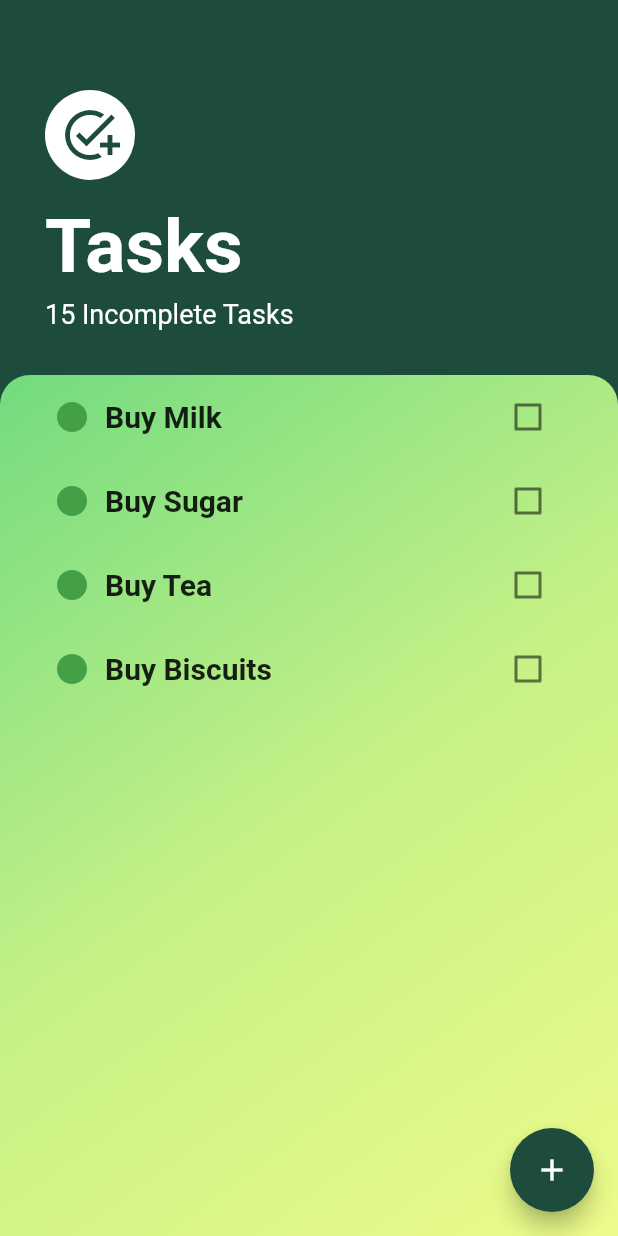
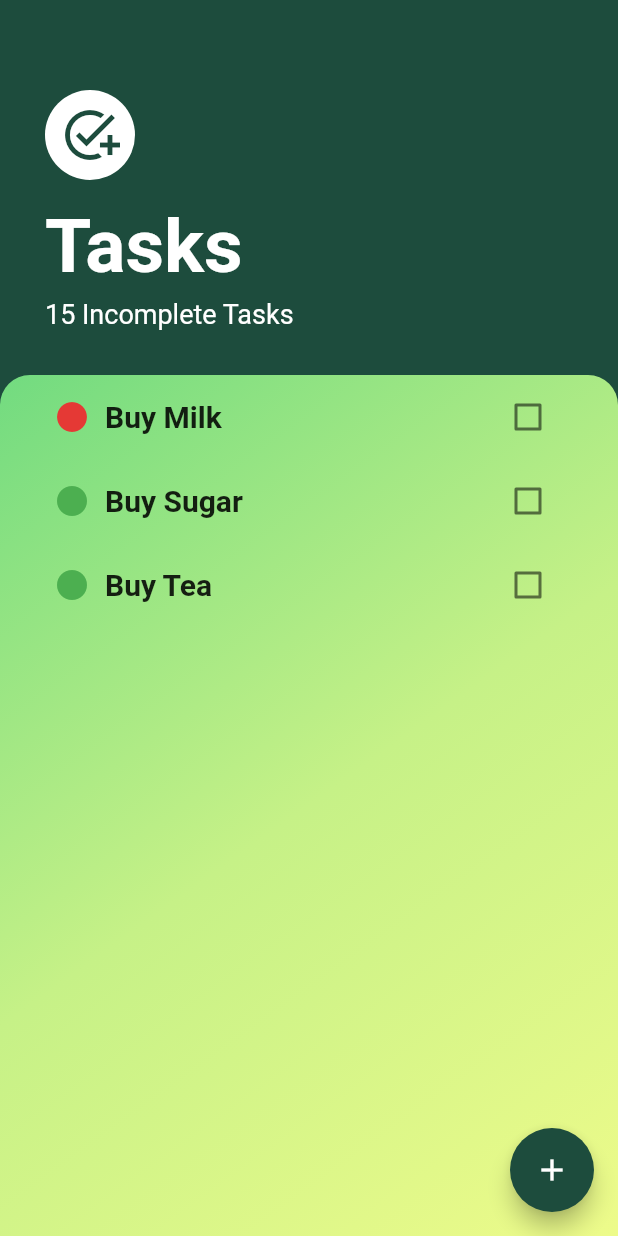
Before and after one commit to srijanishere/To-Do-App, a Flutter app: the screen it shows after launch, on a phone screen of 412 x 824 dp. Run offline on Flutter 3.47's test engine with Material 2 defaults, Android fonts, the phone set to English and light mode, and no system bars; our stand-ins replace toggle_switch; missing offline and left inert: slide_to_confirm.

Commit message:
added provision for task priority

```diff
--- a/to_do_app/lib/main.dart
+++ b/to_do_app/lib/main.dart
@@ -10,7 +10,7 @@ class MyApp extends StatelessWidget {
 
   @override
   Widget build(BuildContext context) {
-    return const MaterialApp(
+    return MaterialApp(
       debugShowCheckedModeBanner: false,
       home: TasksScreen(),
     );
--- a/to_do_app/lib/models/task.dart
+++ b/to_do_app/lib/models/task.dart
@@ -1,8 +1,9 @@
 class Task {
   late final String taskName;
+  late int priority; //0 - low, 1 - high
   late bool isDone;
 
-  Task({required this.taskName, this.isDone = false});
+  Task({required this.taskName, this.priority = 1, this.isDone = false});
 
   void toggleDone() {
     isDone = !isDone;
--- a/to_do_app/lib/screens/tasks_screen.dart
+++ b/to_do_app/lib/screens/tasks_screen.dart
@@ -1,18 +1,21 @@
 import 'package:flutter/material.dart';
 import 'package:to_do_app/widgets/task_list.dart';
 import 'package:to_do_app/screens/add_tasks_screen.dart';
+import 'package:to_do_app/models/task.dart';
 
-class TasksScreen extends StatelessWidget {
-  const TasksScreen({Key? key}) : super(key: key);
+class TasksScreen extends StatefulWidget {
+  @override
+  State<TasksScreen> createState() => _TasksScreenState();
+}
+
+class _TasksScreenState extends State<TasksScreen> {
+  List<Task> tasks = [
+    Task(taskName: 'Buy Milk', priority: 0),
+    Task(taskName: 'Buy Sugar', priority: 1),
+    Task(taskName: 'Buy Tea', priority: 1),
+  ];
 
   // Widget buildBottomSheet(BuildContext context) {
-  //   return Container(
-  //     child: Text('this is a bottom sheet'),
-  //     color: Colors.black,
-  //     height: 400.0,
-  //   );
-  // }
-
   @override
   Widget build(BuildContext context) {
     return Scaffold(
@@ -26,7 +29,12 @@ class TasksScreen extends StatelessWidget {
               child: Container(
                 padding: EdgeInsets.only(
                     bottom: MediaQuery.of(context).viewInsets.bottom),
-                child: AddTasksScreen(),
+                child: AddTasksScreen((newTaskTitle, taskPriority) {
+                  setState(() {
+                    tasks.add(
+                        Task(taskName: newTaskTitle, priority: taskPriority));
+                  });
+                }),
               ),
             ),
             // isScrollControlled: true, //to make the modal occupy the full screen
@@ -86,17 +94,18 @@ class TasksScreen extends StatelessWidget {
                   begin: Alignment.topLeft,
                   end: Alignment.bottomRight,
                   colors: [
-                    Color(0xff72db80),
-                    Color(0xffc6f187),
-                    Color(0xffedfb8a),
+                    Color(0xff72db80), // 0xffb8ecbf
+                    Color(0xffC6F187), //  0xffcbefd0
+                    Color(0xffedfb8a), // 0xffdff1e3
                   ],
                 ),
+                // color: Color(0xffd7d3d3),
                 borderRadius: BorderRadius.only(
                   topLeft: Radius.circular(20.0),
                   topRight: Radius.circular(20.0),
                 ),
               ),
-              child: TasksList(),
+              child: TasksList(tasks: tasks),
             ),
           ),
         ],
--- a/to_do_app/lib/widgets/task_list.dart
+++ b/to_do_app/lib/widgets/task_list.dart
@@ -3,18 +3,15 @@ import 'package:to_do_app/widgets/task_tile.dart';
 import 'package:to_do_app/models/task.dart';
 
 class TasksList extends StatefulWidget {
+  final List<Task> tasks;
+
+  TasksList({required this.tasks});
+
   @override
   State<TasksList> createState() => _TasksListState();
 }
 
 class _TasksListState extends State<TasksList> {
-  List<Task> tasks = [
-    Task(taskName: 'Buy Milk'),
-    Task(taskName: 'Buy Sugar'),
-    Task(taskName: 'Buy Tea'),
-    Task(taskName: 'Buy Biscuits'),
-  ];
-
   // void sortList() {
   //   setState(() {
   //     tasks.sort((a, b) => a.taskName.compareTo(b.taskName));
@@ -29,16 +26,17 @@ class _TasksListState extends State<TasksList> {
     return ListView.builder(
       itemBuilder: (context, index) {
         return TaskTile(
-          isChecked: tasks[index].isDone,
-          taskTitle: tasks[index].taskName,
+          isChecked: widget.tasks[index].isDone,
+          taskTitle: widget.tasks[index].taskName,
+          priority: widget.tasks[index].priority,
           checkboxCallback: (bool? checkboxState) {
             setState(() {
-              tasks[index].toggleDone();
+              widget.tasks[index].toggleDone();
             });
           },
         );
       },
-      itemCount: tasks.length, //no.of tasks = length of tasks[]
+      itemCount: widget.tasks.length, //no.of tasks = length of tasks[]
     );
   }
 }
--- a/to_do_app/lib/widgets/task_tile.dart
+++ b/to_do_app/lib/widgets/task_tile.dart
@@ -3,11 +3,13 @@ import 'package:flutter/material.dart';
 class TaskTile extends StatelessWidget {
   final bool isChecked;
   final String taskTitle;
+  final int? priority;
   final Function(bool?) checkboxCallback;
 
   TaskTile({
     required this.isChecked,
     required this.taskTitle,
+    required this.priority,
     required this.checkboxCallback,
   });
 
@@ -22,8 +24,8 @@ class TaskTile extends StatelessWidget {
       title: Row(
         children: [
           Icon(
-            Icons.circle_sharp,
-            color: Colors.green[600],
+            (Icons.circle_sharp),
+            color: (priority == 0) ? Colors.red[600] : Colors.green[500],
           ),
           SizedBox(
             width: 10.0,
```
Also changed, not shown: to_do_app/lib/screens/add_tasks_screen.dart (+18 -3 lines), 1 other file.
